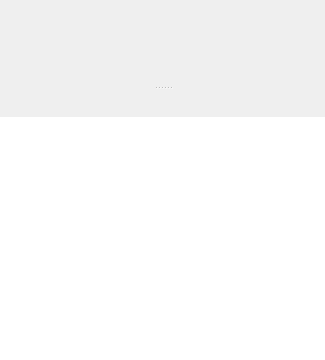
First picture: the form in sources/aformchat.ui, repository murtisoft/lnmsgr, before the edit.
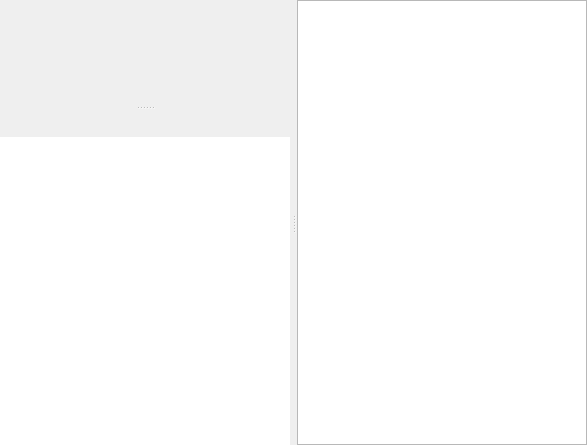
Second picture: the form after the edit. Custom widgets are drawn as their Qt base class.

Commit message: Call request dialog shows up on both sides, now.

```diff
--- a/sources/aformchat.ui
+++ b/sources/aformchat.ui
@@ -6,14 +6,14 @@
    <rect>
     <x>0</x>
     <y>0</y>
-    <width>325</width>
-    <height>360</height>
+    <width>587</width>
+    <height>445</height>
    </rect>
   </property>
   <property name="windowTitle">
    <string>Form</string>
   </property>
-  <layout class="QVBoxLayout" name="verticalLayout_4">
+  <layout class="QVBoxLayout" name="verticalLayout_2">
    <property name="spacing">
     <number>0</number>
    </property>
@@ -21,7 +21,17 @@
     <number>0</number>
    </property>
    <item>
-    <widget class="QSplitter" name="splitter">
+    <widget class="QSplitter" name="vSplitter">
+     <property name="orientation">
+      <enum>Qt::Orientation::Horizontal</enum>
+     </property>
+     <property name="handleWidth">
+      <number>7</number>
+     </property>
+     <property name="childrenCollapsible">
+      <bool>false</bool>
+     </property>
+     <widget class="QSplitter" name="hSplitter">
      <property name="orientation">
       <enum>Qt::Orientation::Vertical</enum>
      </property>
@@ -31,8 +41,8 @@
      <property name="childrenCollapsible">
       <bool>false</bool>
      </property>
-     <widget class="QWidget" name="layoutWidget">
-      <layout class="QVBoxLayout" name="verticalLayout">
+      <widget class="QWidget" name="layoutWidget_4">
+       <layout class="QVBoxLayout" name="vLayoutMsgLog">
        <property name="spacing">
         <number>0</number>
        </property>
@@ -79,8 +89,8 @@
        </item>
       </layout>
      </widget>
-     <widget class="QWidget" name="layoutWidget1">
-      <layout class="QVBoxLayout" name="verticalLayout_3">
+      <widget class="QWidget" name="layoutWidget1_4">
+       <layout class="QVBoxLayout" name="vLayoutMsgBox">
        <property name="spacing">
         <number>0</number>
        </property>
@@ -120,7 +130,7 @@
            <height>24</height>
           </size>
          </property>
-         <layout class="QVBoxLayout" name="verticalLayout_2">
+          <layout class="QVBoxLayout" name="verticalLayout_12">
           <property name="spacing">
            <number>0</number>
           </property>
@@ -170,7 +180,7 @@
          <property name="minimumSize">
           <size>
            <width>0</width>
-           <height>36</height>
+            <height>50</height>
           </size>
          </property>
          <property name="acceptDrops">
@@ -190,12 +200,63 @@
       </layout>
      </widget>
     </widget>
+     <widget class="QWidget" name="layoutWidget">
+      <layout class="QVBoxLayout" name="rightLayout">
+       <property name="spacing">
+        <number>0</number>
+       </property>
+       <item>
+        <widget class="QWidget" name="wgtContactsBar" native="true">
+         <layout class="QVBoxLayout" name="verticalLayout">
+          <property name="spacing">
+           <number>0</number>
+          </property>
+          <property name="margin" stdset="0">
+           <number>0</number>
+          </property>
+          <item>
+           <layout class="QHBoxLayout" name="contactsBarLayout"/>
    </item>
   </layout>
  </widget>
- <tabstops>
-  <tabstop>txtMessage</tabstop>
- </tabstops>
+       </item>
+       <item>
+        <widget class="lmUserTreeWidget" name="tvUserList">
+         <property name="horizontalScrollBarPolicy">
+          <enum>Qt::ScrollBarPolicy::ScrollBarAlwaysOff</enum>
+         </property>
+         <property name="indentation">
+          <number>0</number>
+         </property>
+         <property name="animated">
+          <bool>true</bool>
+         </property>
+         <property name="allColumnsShowFocus">
+          <bool>true</bool>
+         </property>
+         <attribute name="headerVisible">
+          <bool>false</bool>
+         </attribute>
+         <column>
+          <property name="text">
+           <string notr="true">Contacts</string>
+          </property>
+         </column>
+        </widget>
+       </item>
+      </layout>
+     </widget>
+    </widget>
+   </item>
+  </layout>
+ </widget>
+ <customwidgets>
+  <customwidget>
+   <class>lmUserTreeWidget</class>
+   <extends>QTreeWidget</extends>
+   <header>usertreewidget.h</header>
+  </customwidget>
+ </customwidgets>
  <resources/>
  <connections/>
 </ui>
```
Left out of the diff: 2 changed lines with no effect on the pictures. Lines whose indentation alone changed are shown as unchanged. The commit also changes 6 other files.
